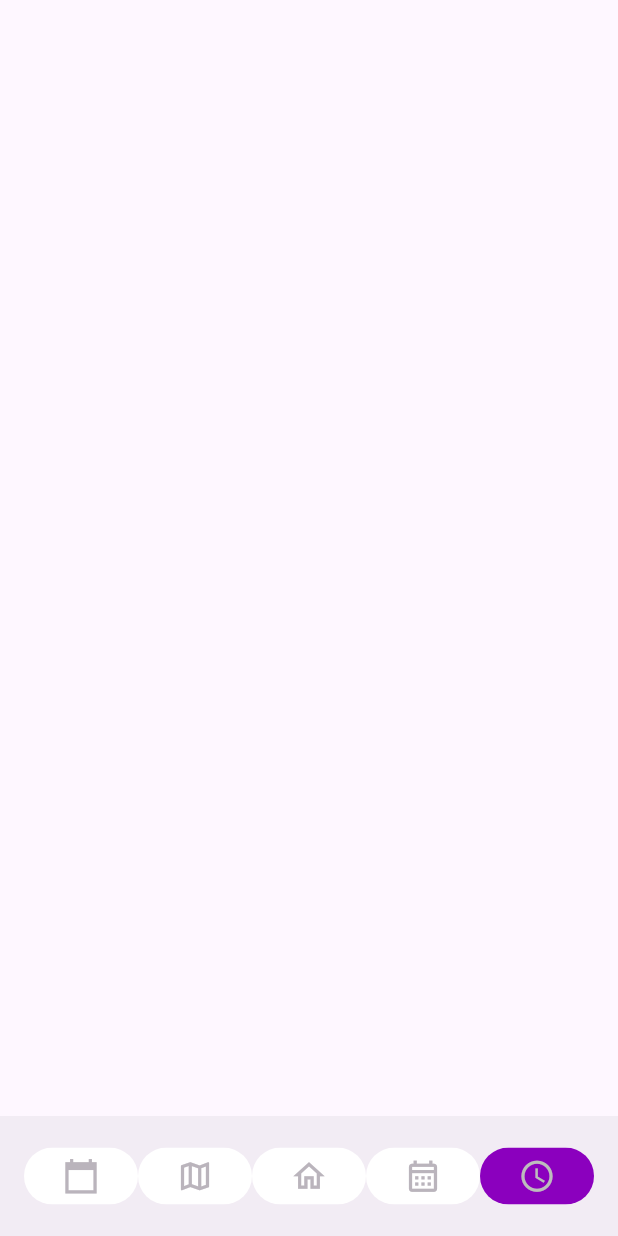
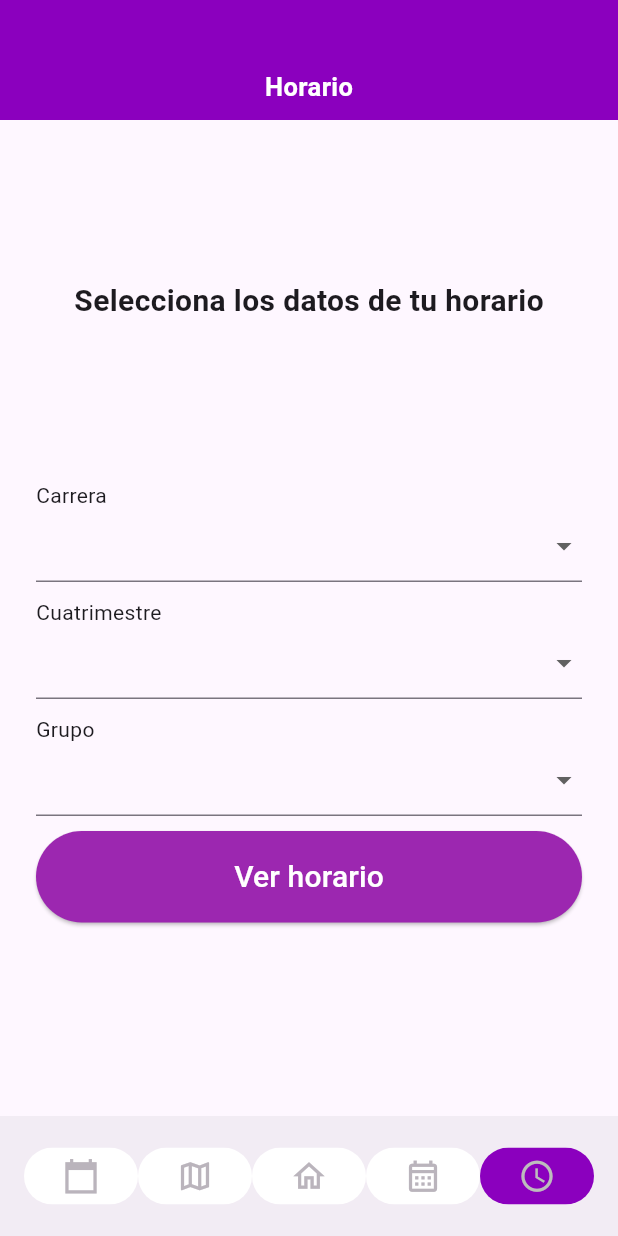
Before and after one commit to mauriciocruzp/up_app_flutter, a Flutter app: the MainPage screen opened directly, item 5 of the bottom bar chosen, on a phone screen of 412 x 824 dp. Run offline on Flutter 3.47's test engine with Material 3 defaults, Android fonts, the phone set to English and light mode, and no system bars.

Commit message:
Add ScheduleFormPage to MainPage

```diff
--- a/lib/pages/main_page.dart
+++ b/lib/pages/main_page.dart
@@ -5,6 +5,7 @@ import 'package:upch_events_app/pages/home_page.dart';
 import 'package:upch_events_app/pages/calendar_page.dart';
 import 'package:upch_events_app/pages/events_page.dart';
 import 'package:upch_events_app/pages/map_page.dart';
+import 'package:upch_events_app/pages/schedule_form_page.dart';
 
 class MainPage extends StatefulWidget {
   const MainPage({super.key});
@@ -18,7 +19,7 @@ class _MainPageState extends State<MainPage> {
   final mapNavKey = GlobalKey<NavigatorState>();
   final homeNavKey = GlobalKey<NavigatorState>();
   final eventsNavKey = GlobalKey<NavigatorState>();
-  final eventDetailsNavKey = GlobalKey<NavigatorState>();
+  final scheduleNavKey = GlobalKey<NavigatorState>();
   int selectedTab = 2;
   List<NavModel> items = [];
 
@@ -34,6 +35,8 @@ class _MainPageState extends State<MainPage> {
           page: const HomePage(title: 'Principal'), navigatorKey: homeNavKey),
       NavModel(
           page: const EventsPage(title: "Eventos"), navigatorKey: eventsNavKey),
+      NavModel(
+          page: const ScheduleFormPage(), navigatorKey: scheduleNavKey),
     ];
   }
 
--- /dev/null
+++ b/lib/pages/schedule_form_page.dart
@@ -0,0 +1,79 @@
+import 'package:flutter/material.dart';
+import 'package:upch_events_app/components/top_bar.dart';
+
+class ScheduleFormPage extends StatelessWidget {
+  const ScheduleFormPage({super.key});
+
+  @override
+  Widget build(BuildContext context) {
+    return Scaffold(
+      appBar: const TopBar(title: 'Horario'),
+      body: Container(
+        margin: const EdgeInsets.all(24),
+        child: Column(
+          mainAxisAlignment: MainAxisAlignment.spaceEvenly,
+          children: [
+            _header(context),
+            _inputField(context),
+          ],
+        ),
+      ),
+    );
+  }
+
+  _header(context) {
+    return const Column(children: [
+      Text("Selecciona los datos de tu horario", style: TextStyle(fontSize: 20, fontWeight: FontWeight.bold)),
+    ]);
+  }
+
+  _inputField(context) {
+    List<String> majors = <String>["Software", "Biomédica", "Mecatrónica", "Manufactura", "Nanotecnología"];
+    List<String> cuatrimester = <String>["1", "2", "3", "4", "5", "6", "7", "8", "9", "10"];
+    List<String> groups = <String>["A", "B", "C"];
+    return Column(
+      crossAxisAlignment: CrossAxisAlignment.stretch,
+      children: [
+        const Text("Carrera"),
+        DropdownButtonFormField(
+            items: majors.map((e){
+              return DropdownMenuItem(
+                  value: e,
+                  child: Text(e)
+              );
+            }).toList(), onChanged: (value){}),
+        const SizedBox(height: 10),
+        const Text("Cuatrimestre"),
+        DropdownButtonFormField(
+            items: cuatrimester.map((e){
+              return DropdownMenuItem(
+                  value: e,
+                  child: Text(e)
+              );
+            }).toList(), onChanged: (value){}),
+        const SizedBox(height: 10),
+        const Text("Grupo"),
+        DropdownButtonFormField(
+            items: groups.map((e){
+              return DropdownMenuItem(
+                  value: e,
+                  child: Text(e)
+              );
+            }).toList(), onChanged: (value){}),
+        const SizedBox(height: 10),
+        ElevatedButton(
+          onPressed: () {},
+          style: ElevatedButton.styleFrom(
+            backgroundColor: Colors.purple,
+            shape: const StadiumBorder(),
+            padding: const EdgeInsets.symmetric(vertical: 16),
+          ),
+          child: const Text(
+            "Ver horario",
+            style: TextStyle(fontSize: 20, color: Colors.white),
+          ),
+        )
+      ],
+    );
+  }
+}
```
